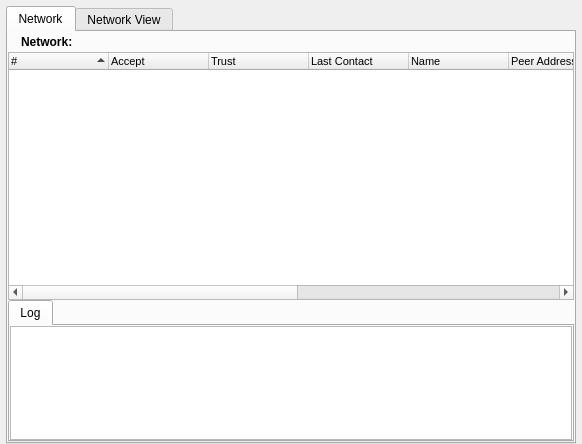
The window that retroshare-gui/src/gui/NetworkDialog.ui (RetroShare/RetroShare) describes before a commit, drawn with Qt 5.
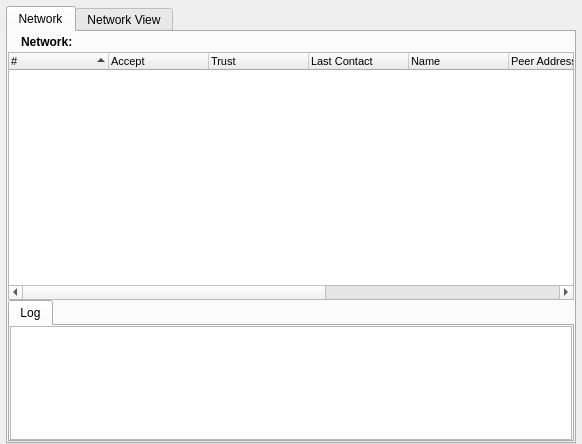
The same window after the commit. Icons and pictures are not drawn.

Commit message: -added new icons for Authed/denied16 -set header text aligment to AlignHCenter/AlignVCenter -removded not needed Authcode column

```diff
--- a/retroshare-gui/src/gui/NetworkDialog.ui
+++ b/retroshare-gui/src/gui/NetworkDialog.ui
@@ -34,6 +34,14 @@
       <number>0</number>
      </property>
      <widget class="QWidget" name="networkTab" >
+      <property name="geometry" >
+       <rect>
+        <x>0</x>
+        <y>0</y>
+        <width>564</width>
+        <height>411</height>
+       </rect>
+      </property>
       <attribute name="title" >
        <string>Network</string>
       </attribute>
@@ -58,19 +66,7 @@
          <property name="leftMargin" >
           <number>0</number>
          </property>
-         <property name="topMargin" >
-          <number>0</number>
-         </property>
-         <property name="rightMargin" >
-          <number>0</number>
-         </property>
-         <property name="bottomMargin" >
-          <number>0</number>
-         </property>
-         <property name="horizontalSpacing" >
-          <number>6</number>
-         </property>
-         <property name="verticalSpacing" >
+         <property name="spacing" >
           <number>6</number>
          </property>
          <item row="0" column="0" >
@@ -198,11 +194,6 @@
            <string>Cert Id</string>
           </property>
          </column>
-         <column>
-          <property name="text" >
-           <string>Auth Code</string>
-          </property>
-         </column>
         </widget>
        </item>
        <item row="2" column="0" >
```
Left out of the diff: 48 changed lines with no effect on the pictures. The commit also changes 4 other files.
